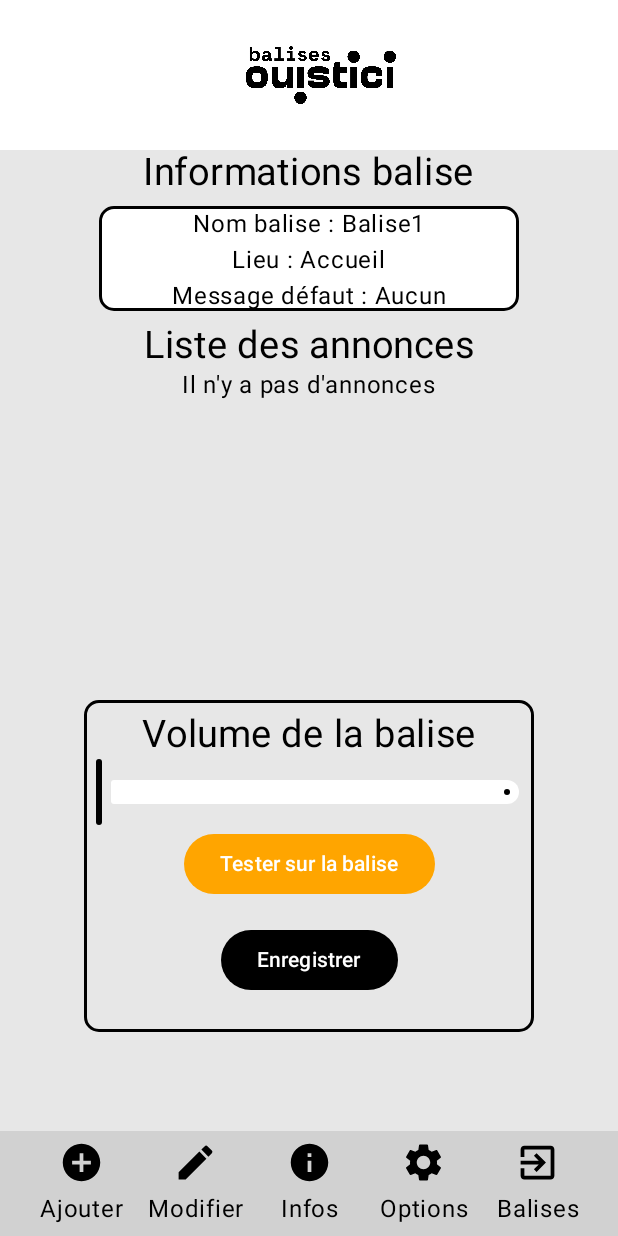
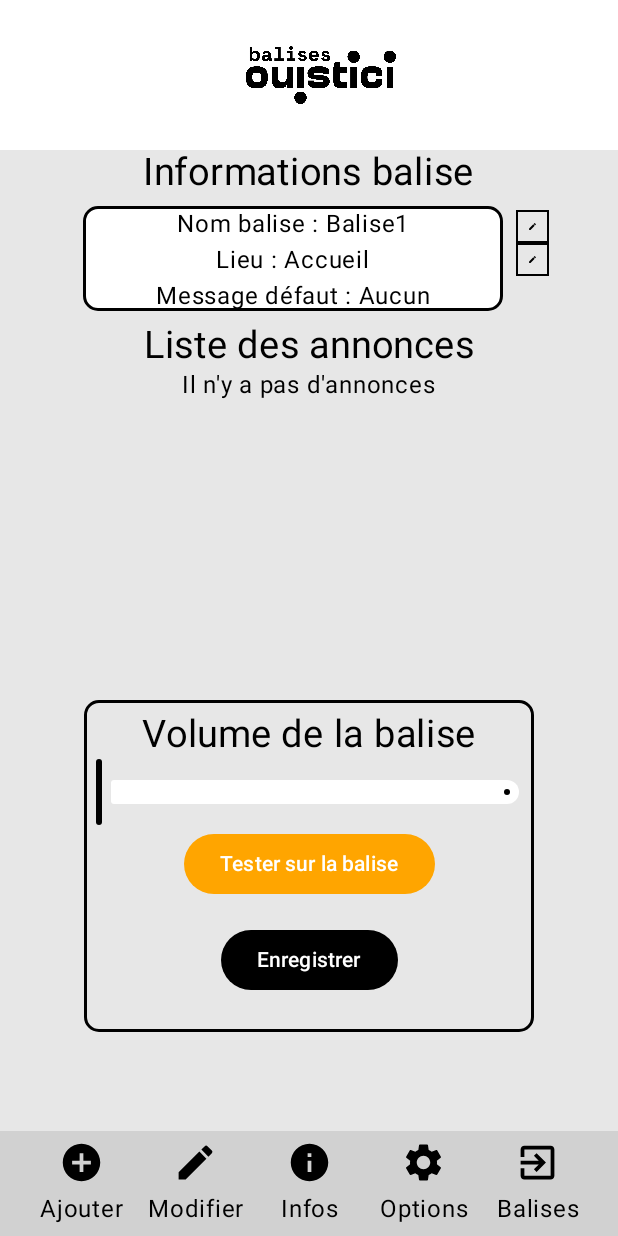
Before and after one commit to balises-ouistici/OuisticiApp, an Android app built with Jetpack Compose: the screen it shows after launch (MainActivity), after a tap on "Aucun", on a phone screen of 412 x 824 dp. Run offline under Robolectric (Android 15) with nearby library versions, the phone set to English and light mode, and no system bars.

Commit message:
positionnement des boutons de suppressions et de modifications

```diff
--- a/application/app/src/main/java/com/example/ouistici/ui/infosBalise/InfosBaliseComposable.kt
+++ b/application/app/src/main/java/com/example/ouistici/ui/infosBalise/InfosBaliseComposable.kt
@@ -4,7 +4,9 @@ import android.media.MediaPlayer
 import androidx.compose.foundation.BorderStroke
 import androidx.compose.foundation.background
 import androidx.compose.foundation.border
+import androidx.compose.foundation.layout.Box
 import androidx.compose.foundation.layout.Column
+import androidx.compose.foundation.layout.PaddingValues
 import androidx.compose.foundation.layout.Row
 import androidx.compose.foundation.layout.RowScope
 import androidx.compose.foundation.layout.Spacer
@@ -12,16 +14,22 @@ import androidx.compose.foundation.layout.fillMaxSize
 import androidx.compose.foundation.layout.fillMaxWidth
 import androidx.compose.foundation.layout.height
 import androidx.compose.foundation.layout.padding
+import androidx.compose.foundation.layout.size
 import androidx.compose.foundation.layout.width
 import androidx.compose.foundation.layout.widthIn
 import androidx.compose.foundation.lazy.LazyColumn
 import androidx.compose.foundation.lazy.items
 import androidx.compose.foundation.shape.RoundedCornerShape
 import androidx.compose.material.icons.Icons
+import androidx.compose.material.icons.filled.Check
+import androidx.compose.material.icons.filled.Close
+import androidx.compose.material.icons.filled.Edit
 import androidx.compose.material.icons.filled.PlayArrow
+import androidx.compose.material.icons.outlined.Edit
 import androidx.compose.material3.Button
 import androidx.compose.material3.ButtonDefaults
 import androidx.compose.material3.Icon
+import androidx.compose.material3.OutlinedButton
 import androidx.compose.material3.Slider
 import androidx.compose.material3.SliderDefaults
 import androidx.compose.material3.Surface
@@ -36,6 +44,8 @@ import androidx.compose.runtime.setValue
 import androidx.compose.ui.Alignment
 import androidx.compose.ui.Modifier
 import androidx.compose.ui.graphics.Color
+import androidx.compose.ui.graphics.RectangleShape
+import androidx.compose.ui.graphics.Shape
 import androidx.compose.ui.platform.LocalContext
 import androidx.compose.ui.unit.dp
 import androidx.compose.ui.unit.sp
@@ -77,6 +87,7 @@ fun InfosBalise(
         )
 
         // Boite avec nom, lieu, message par défaut
+        Row {
             Surface(
                 modifier = Modifier
                     .padding(8.dp)
@@ -121,6 +132,55 @@ fun InfosBalise(
                     }
                 }
             }
+            Column(
+                modifier = Modifier
+                    .padding(vertical = 10.dp)
+            ) {
+                // Bouton pour modifier le nom de la balise
+                OutlinedButton(
+                    onClick = { /*TODO*/ },
+                    shape = RectangleShape,
+                    border = BorderStroke(1.dp, Color.Black),
+                    colors = ButtonDefaults.buttonColors(
+                        contentColor = Color.Black,
+                        containerColor = BodyBackground
+                    ),
+                    contentPadding = PaddingValues(8.dp),
+                    modifier = Modifier
+                        .width(22.dp)
+                        .height(22.dp)
+                ) {
+                    Icon(
+                        imageVector = Icons.Default.Edit,
+                        contentDescription = "Changer le nom de la balise",
+                        modifier = Modifier.size(20.dp)
+                    )
+                }
+
+
+                // Bouton pour modifier le lieu de la balise
+                OutlinedButton(
+                    onClick = { /*TODO*/ },
+                    shape = RectangleShape,
+                    border = BorderStroke(1.dp, Color.Black),
+                    colors = ButtonDefaults.buttonColors(
+                        contentColor = Color.Black,
+                        containerColor = BodyBackground
+                    ),
+                    contentPadding = PaddingValues(8.dp),
+                    modifier = Modifier
+                        .width(22.dp)
+                        .height(22.dp)
+                ) {
+                    Icon(
+                        imageVector = Icons.Default.Edit,
+                        contentDescription = "Changer l'emplacement de la balise",
+                        modifier = Modifier.size(20.dp)
+                    )
+                }
+            }
+        }
+
 
 
         Text(
@@ -191,6 +251,7 @@ fun InfosBalise(
 }
 
 
+
 @Composable
 fun RowScope.TableCell(
     text: String,
@@ -206,6 +267,61 @@ fun RowScope.TableCell(
             .height(30.dp),
         color = textColor
     )
+}
+
+
+@Composable
+fun RowScope.TableEditTextButtonCell(
+    weight: Float,
+) {
+    OutlinedButton(
+        onClick = { /*TODO*/ },
+        shape = RectangleShape,
+        border = BorderStroke(1.dp, Color.Black),
+        colors = ButtonDefaults.buttonColors(
+            contentColor = Color.Black,
+            containerColor = BodyBackground
+        ),
+        contentPadding = PaddingValues(8.dp),
+        modifier = Modifier
+            .width(45.dp)
+            .height(45.dp)
+            .border(1.dp, Color.Black)
+    ) {
+        Icon(
+            imageVector = Icons.Default.Edit,
+            contentDescription = "Modifier l'annonce",
+            modifier = Modifier.size(20.dp)
+        )
+    }
+}
+
+
+
+@Composable
+fun RowScope.TableEditAudioButtonCell(
+    weight: Float,
+) {
+    OutlinedButton(
+        onClick = { /*TODO*/ },
+        shape = RectangleShape,
+        border = BorderStroke(1.dp, Color.Black),
+        colors = ButtonDefaults.buttonColors(
+            contentColor = Color.Black,
+            containerColor = BodyBackground
+        ),
+        contentPadding = PaddingValues(8.dp),
+        modifier = Modifier
+            .width(45.dp)
+            .height(45.dp)
+            .border(1.dp, Color.Black)
+    ) {
+        Icon(
+            imageVector = Icons.Default.Edit,
+            contentDescription = "Changer le nom de l'annonce",
+            modifier = Modifier.size(20.dp)
+        )
+    }
 }
 
 
@@ -262,8 +378,9 @@ fun RowScope.TableAudioCell(
 
 @Composable
 fun TableScreen(balise : Balise, player: AndroidAudioPlayer) {
-    val column1Weight = .3f
-    val column2Weight = .7f
+    val column1Weight = .29f
+    val column2Weight = .47f
+    val column3Weight = .24f
 
     if (balise.annonces.isEmpty()) {
         Column(
@@ -286,7 +403,7 @@ fun TableScreen(balise : Balise, player: AndroidAudioPlayer) {
                 Row(Modifier.background(TableHeaderColor)) {
                     TableCell(text = "Nom", weight = column1Weight, textColor = Color.Black)
                     TableCell(text = "Contenu", weight = column2Weight, textColor = Color.Black)
-
+                    TableCell(text= "", weight = column3Weight, textColor = Color.Black)
                 }
             }
 
@@ -305,6 +422,8 @@ fun TableScreen(balise : Balise, player: AndroidAudioPlayer) {
                                 weight = column2Weight,
                                 textColor = Color.Black
                             )
+
+                            TableEditTextButtonCell(weight = column3Weight)
                         }
                     }
 
@@ -314,9 +433,34 @@ fun TableScreen(balise : Balise, player: AndroidAudioPlayer) {
                             weight = column2Weight,
                             player = player
                         )
+
+
+                        TableEditAudioButtonCell(weight = column3Weight)
+                    }
+
+                    OutlinedButton(
+                        onClick = { /*TODO*/ },
+                        shape = RectangleShape,
+                        border = BorderStroke(1.dp, Color.Black),
+                        colors = ButtonDefaults.buttonColors(
+                            contentColor = Color.Black,
+                            containerColor = BodyBackground
+                        ),
+                        contentPadding = PaddingValues(8.dp),
+                        modifier = Modifier
+                            .width(45.dp)
+                            .height(45.dp)
+                            .border(1.dp, Color.Black)
+                    ) {
+                        Icon(
+                            imageVector = Icons.Default.Close,
+                            contentDescription = "Supprimer annonce",
+                            modifier = Modifier.size(20.dp)
+                        )
+                    }
+
                 }
             }
         }
     }
 }
-}
```
Lines whose indentation alone changed are shown as unchanged.
